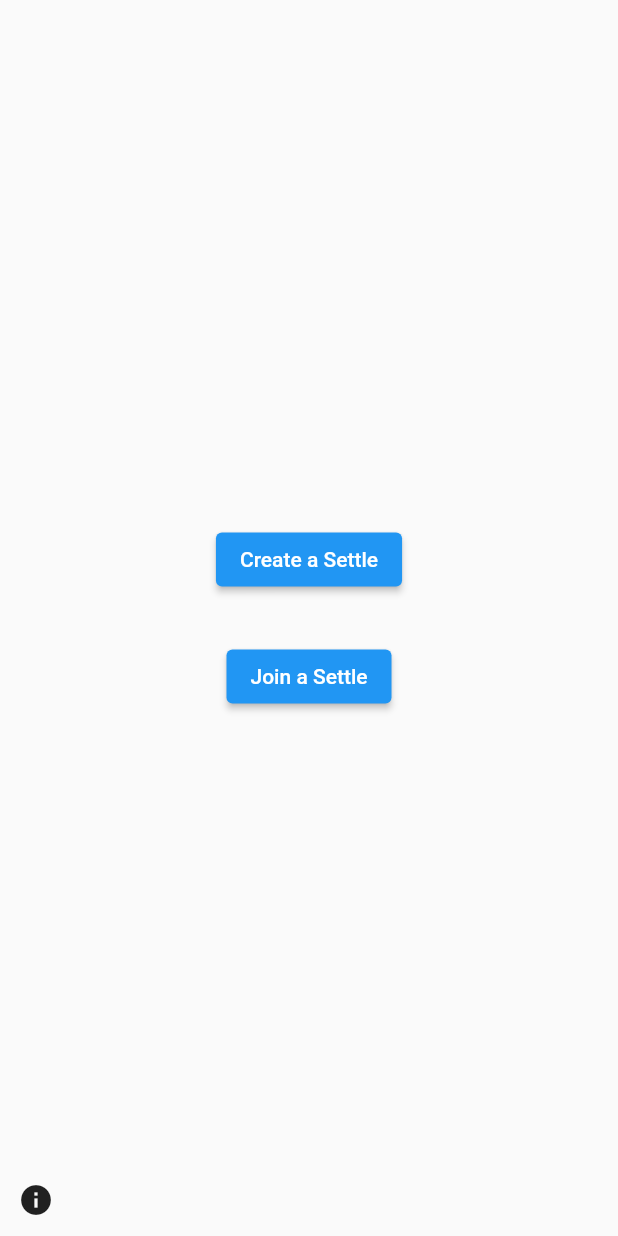
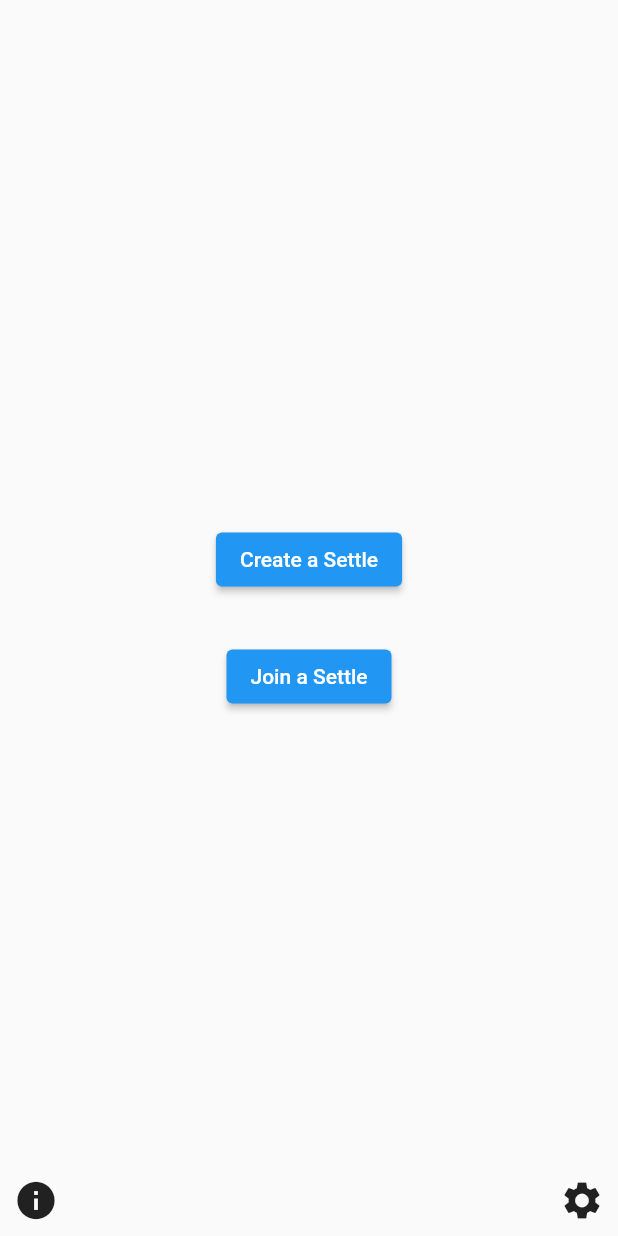
Before and after one commit to lilbroadam/Settle, a Flutter app: the screen it shows after launch, on a phone screen of 412 x 824 dp. Run offline on Flutter 3.47's test engine with Material 2 defaults, Android fonts, the phone set to English and light mode, and no system bars.

Commit message:
Add settings button to bottom right of the home screen

```diff
--- a/lib/main.dart
+++ b/lib/main.dart
@@ -62,6 +62,10 @@ class _SettleHomePageState extends State<SettleHomePage> {
     // TODO
   }
 
+  void _settingsPressed() {
+    // TODO
+  }
+
   @override
   Widget build(BuildContext context) {
     // This method is rerun every time setState is called.
@@ -74,7 +78,8 @@ class _SettleHomePageState extends State<SettleHomePage> {
         onPressed: _createASettlePressed, child: Text('Create a Settle'));
     final joinSettleButton = ElevatedButton(
         onPressed: _joinASettlePressed, child: Text('Join a Settle'));
-    final buttonMargin = EdgeInsets.all(15.0);
+    final settleButtonMargin = EdgeInsets.all(15.0);
+    final miscButtonSize = 30.0;
 
     return Scaffold(
       body: Column(
@@ -88,11 +93,11 @@ class _SettleHomePageState extends State<SettleHomePage> {
                   mainAxisSize: MainAxisSize.min, // Size to only needed space
                   children: <Widget>[
                     Container(
-                      margin: buttonMargin,
+                      margin: settleButtonMargin,
                       child: createSettleButton,
                     ),
                     Container(
-                      margin: buttonMargin,
+                      margin: settleButtonMargin,
                       child: joinSettleButton,
                     )
                   ],
@@ -101,8 +106,18 @@ class _SettleHomePageState extends State<SettleHomePage> {
                   alignment: Alignment.bottomLeft,
                   child: IconButton(
                     icon: Icon(Icons.info),
+                    iconSize: miscButtonSize,
                     tooltip: 'Information about Settle',
                     onPressed: _informationPressed,
+                  ),
+                ),
+                Align(
+                  alignment: Alignment.bottomRight,
+                  child: IconButton(
+                    icon: Icon(Icons.settings),
+                    iconSize: miscButtonSize,
+                    tooltip: 'Settle settings',
+                    onPressed: _settingsPressed,
                   ),
                 ),
               ],
```
